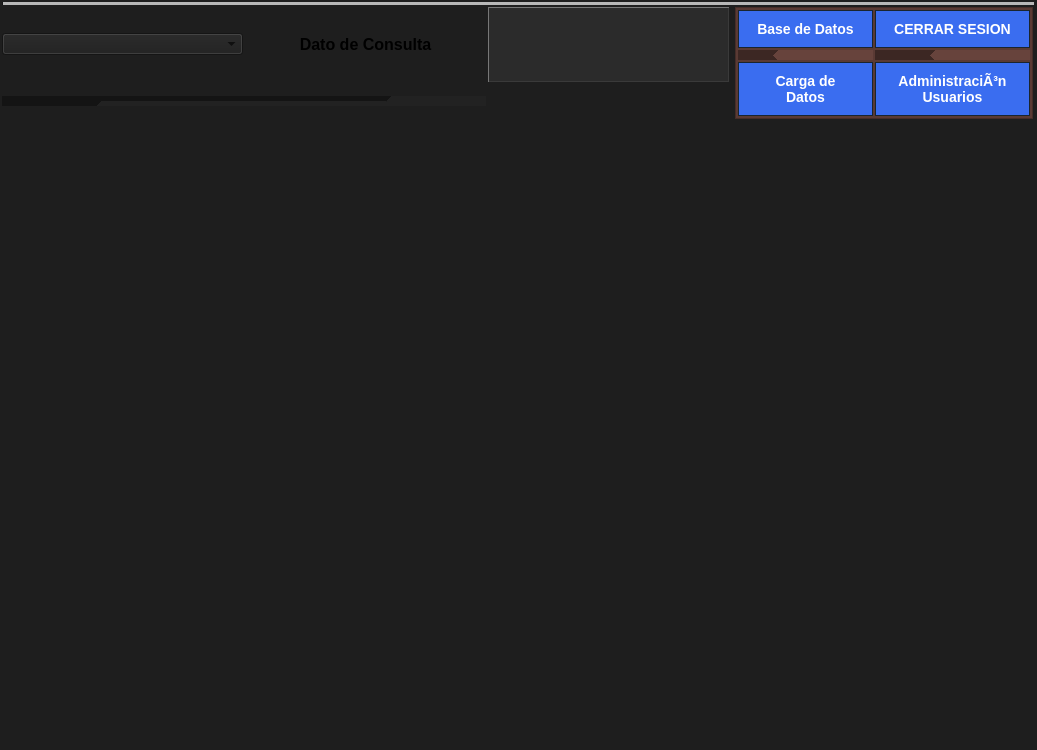
First picture: the form in ui/AplicacionPrincipal.ui, repository Musthia/base-deposito, before the edit.
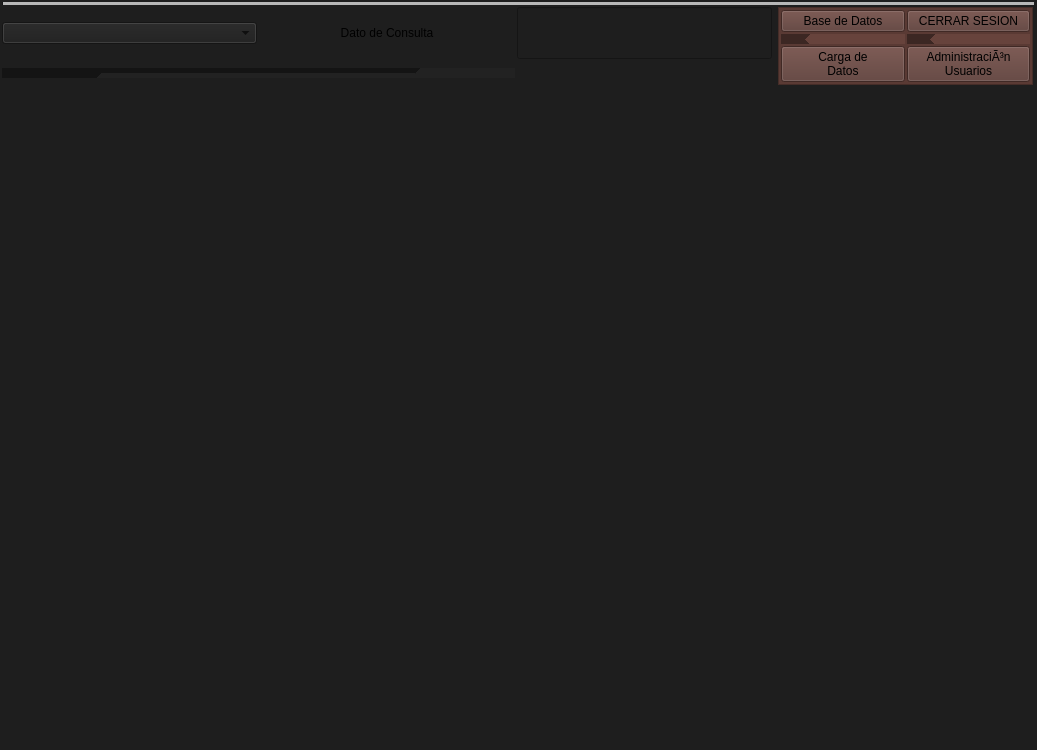
Second picture: the form after the edit. Icons and pictures are not drawn.

```diff
--- a/ui/AplicacionPrincipal.ui
+++ b/ui/AplicacionPrincipal.ui
@@ -28,124 +28,6 @@
     <height>0</height>
    </size>
   </property>
-  <property name="palette">
-   <palette>
-    <active>
-     <colorrole role="WindowText">
-      <brush brushstyle="SolidPattern">
-       <color alpha="255">
-        <red>255</red>
-        <green>255</green>
-        <blue>255</blue>
-       </color>
-      </brush>
-     </colorrole>
-     <colorrole role="Button">
-      <brush brushstyle="SolidPattern">
-       <color alpha="255">
-        <red>226</red>
-        <green>255</green>
-        <blue>244</blue>
-       </color>
-      </brush>
-     </colorrole>
-     <colorrole role="Base">
-      <brush brushstyle="SolidPattern">
-       <color alpha="255">
-        <red>226</red>
-        <green>255</green>
-        <blue>244</blue>
-       </color>
-      </brush>
-     </colorrole>
-     <colorrole role="Window">
-      <brush brushstyle="SolidPattern">
-       <color alpha="255">
-        <red>226</red>
-        <green>255</green>
-        <blue>244</blue>
-       </color>
-      </brush>
-     </colorrole>
-    </active>
-    <inactive>
-     <colorrole role="WindowText">
-      <brush brushstyle="SolidPattern">
-       <color alpha="255">
-        <red>255</red>
-        <green>255</green>
-        <blue>255</blue>
-       </color>
-      </brush>
-     </colorrole>
-     <colorrole role="Button">
-      <brush brushstyle="SolidPattern">
-       <color alpha="255">
-        <red>226</red>
-        <green>255</green>
-        <blue>244</blue>
-       </color>
-      </brush>
-     </colorrole>
-     <colorrole role="Base">
-      <brush brushstyle="SolidPattern">
-       <color alpha="255">
-        <red>226</red>
-        <green>255</green>
-        <blue>244</blue>
-       </color>
-      </brush>
-     </colorrole>
-     <colorrole role="Window">
-      <brush brushstyle="SolidPattern">
-       <color alpha="255">
-        <red>226</red>
-        <green>255</green>
-        <blue>244</blue>
-       </color>
-      </brush>
-     </colorrole>
-    </inactive>
-    <disabled>
-     <colorrole role="Button">
-      <brush brushstyle="SolidPattern">
-       <color alpha="255">
-        <red>226</red>
-        <green>255</green>
-        <blue>244</blue>
-       </color>
-      </brush>
-     </colorrole>
-     <colorrole role="Base">
-      <brush brushstyle="SolidPattern">
-       <color alpha="255">
-        <red>226</red>
-        <green>255</green>
-        <blue>244</blue>
-       </color>
-      </brush>
-     </colorrole>
-     <colorrole role="Window">
-      <brush brushstyle="SolidPattern">
-       <color alpha="255">
-        <red>226</red>
-        <green>255</green>
-        <blue>244</blue>
-       </color>
-      </brush>
-     </colorrole>
-     <colorrole role="ToolTipText">
-      <brush brushstyle="SolidPattern">
-       <color alpha="255">
-        <red>255</red>
-        <green>255</green>
-        <blue>255</blue>
-       </color>
-      </brush>
-     </colorrole>
-    </disabled>
-   </palette>
-  </property>
   <property name="windowTitle">
    <string>Base de Datos</string>
   </property>
@@ -164,139 +46,6 @@
    <property name="enabled">
     <bool>true</bool>
    </property>
-   <property name="palette">
-    <palette>
-     <active>
-      <colorrole role="WindowText">
-       <brush brushstyle="SolidPattern">
-        <color alpha="255">
-         <red>0</red>
-         <green>0</green>
-         <blue>0</blue>
-        </color>
-       </brush>
-      </colorrole>
-      <colorrole role="Button">
-       <brush brushstyle="SolidPattern">
-        <color alpha="255">
-         <red>226</red>
-         <green>255</green>
-         <blue>244</blue>
-        </color>
-       </brush>
-      </colorrole>
-      <colorrole role="Text">
-       <brush brushstyle="SolidPattern">
-        <color alpha="255">
-         <red>0</red>
-         <green>0</green>
-         <blue>0</blue>
-        </color>
-       </brush>
-      </colorrole>
-      <colorrole role="Base">
-       <brush brushstyle="SolidPattern">
-        <color alpha="255">
-         <red>226</red>
-         <green>255</green>
-         <blue>244</blue>
-        </color>
-       </brush>
-      </colorrole>
-      <colorrole role="Window">
-       <brush brushstyle="SolidPattern">
-        <color alpha="255">
-         <red>226</red>
-         <green>255</green>
-         <blue>244</blue>
-        </color>
-       </brush>
-      </colorrole>
-     </active>
-     <inactive>
-      <colorrole role="WindowText">
-       <brush brushstyle="SolidPattern">
-        <color alpha="255">
-         <red>0</red>
-         <green>0</green>
-         <blue>0</blue>
-        </color>
-       </brush>
-      </colorrole>
-      <colorrole role="Button">
-       <brush brushstyle="SolidPattern">
-        <color alpha="255">
-         <red>226</red>
-         <green>255</green>
-         <blue>244</blue>
-        </color>
-       </brush>
-      </colorrole>
-      <colorrole role="Text">
-       <brush brushstyle="SolidPattern">
-        <color alpha="255">
-         <red>0</red>
-         <green>0</green>
-         <blue>0</blue>
-        </color>
-       </brush>
-      </colorrole>
-      <colorrole role="Base">
-       <brush brushstyle="SolidPattern">
-        <color alpha="255">
-         <red>226</red>
-         <green>255</green>
-         <blue>244</blue>
-        </color>
-       </brush>
-      </colorrole>
-      <colorrole role="Window">
-       <brush brushstyle="SolidPattern">
-        <color alpha="255">
-         <red>226</red>
-         <green>255</green>
-         <blue>244</blue>
-        </color>
-       </brush>
-      </colorrole>
-     </inactive>
-     <disabled>
-      <colorrole role="Button">
-       <brush brushstyle="SolidPattern">
-        <color alpha="255">
-         <red>226</red>
-         <green>255</green>
-         <blue>244</blue>
-        </color>
-       </brush>
-      </colorrole>
-      <colorrole role="Base">
-       <brush brushstyle="SolidPattern">
-        <color alpha="255">
-         <red>226</red>
-         <green>255</green>
-         <blue>244</blue>
-        </color>
-       </brush>
-      </colorrole>
-      <colorrole role="Window">
-       <brush brushstyle="SolidPattern">
-        <color alpha="255">
-         <red>226</red>
-         <green>255</green>
-         <blue>244</blue>
-        </color>
-       </brush>
-      </colorrole>
-     </disabled>
-    </palette>
-   </property>
-   <property name="font">
-    <font>
-     <family>Segoe UI</family>
-     <pointsize>10</pointsize>
-    </font>
-   </property>
    <layout class="QGridLayout" name="gridLayout_2">
     <item row="7" column="1">
      <widget class="QLabel" name="mi_data_cons">
@@ -312,170 +61,10 @@
         <height>26</height>
        </size>
       </property>
-      <property name="palette">
-       <palette>
-        <active>
-         <colorrole role="WindowText">
-          <brush brushstyle="SolidPattern">
-           <color alpha="255">
-            <red>0</red>
-            <green>0</green>
-            <blue>0</blue>
-           </color>
-          </brush>
-         </colorrole>
-         <colorrole role="Button">
-          <brush brushstyle="SolidPattern">
-           <color alpha="255">
-            <red>226</red>
-            <green>255</green>
-            <blue>244</blue>
-           </color>
-          </brush>
-         </colorrole>
-         <colorrole role="Text">
-          <brush brushstyle="SolidPattern">
-           <color alpha="255">
-            <red>0</red>
-            <green>0</green>
-            <blue>0</blue>
-           </color>
-          </brush>
-         </colorrole>
-         <colorrole role="Base">
-          <brush brushstyle="SolidPattern">
-           <color alpha="255">
-            <red>226</red>
-            <green>255</green>
-            <blue>244</blue>
-           </color>
-          </brush>
-         </colorrole>
-         <colorrole role="Window">
-          <brush brushstyle="SolidPattern">
-           <color alpha="255">
-            <red>226</red>
-            <green>255</green>
-            <blue>244</blue>
-           </color>
-          </brush>
-         </colorrole>
-        </active>
-        <inactive>
-         <colorrole role="WindowText">
-          <brush brushstyle="SolidPattern">
-           <color alpha="255">
-            <red>0</red>
-            <green>0</green>
-            <blue>0</blue>
-           </color>
-          </brush>
-         </colorrole>
-         <colorrole role="Button">
-          <brush brushstyle="SolidPattern">
-           <color alpha="255">
-            <red>226</red>
-            <green>255</green>
-            <blue>244</blue>
-           </color>
-          </brush>
-         </colorrole>
-         <colorrole role="Text">
-          <brush brushstyle="SolidPattern">
-           <color alpha="255">
-            <red>0</red>
-            <green>0</green>
-            <blue>0</blue>
-           </color>
-          </brush>
-         </colorrole>
-         <colorrole role="Base">
-          <brush brushstyle="SolidPattern">
-           <color alpha="255">
-            <red>226</red>
-            <green>255</green>
-            <blue>244</blue>
-           </color>
-          </brush>
-         </colorrole>
-         <colorrole role="Window">
-          <brush brushstyle="SolidPattern">
-           <color alpha="255">
-            <red>226</red>
-            <green>255</green>
-            <blue>244</blue>
-           </color>
-          </brush>
-         </colorrole>
-        </inactive>
-        <disabled>
-         <colorrole role="WindowText">
-          <brush brushstyle="SolidPattern">
-           <color alpha="255">
-            <red>0</red>
-            <green>0</green>
-            <blue>0</blue>
-           </color>
-          </brush>
-         </colorrole>
-         <colorrole role="Button">
-          <brush brushstyle="SolidPattern">
-           <color alpha="255">
-            <red>226</red>
-            <green>255</green>
-            <blue>244</blue>
-           </color>
-          </brush>
-         </colorrole>
-         <colorrole role="Text">
-          <brush brushstyle="SolidPattern">
-           <color alpha="255">
-            <red>0</red>
-            <green>0</green>
-            <blue>0</blue>
-           </color>
-          </brush>
-         </colorrole>
-         <colorrole role="Base">
-          <brush brushstyle="SolidPattern">
-           <color alpha="255">
-            <red>226</red>
-            <green>255</green>
-            <blue>244</blue>
-           </color>
-          </brush>
-         </colorrole>
-         <colorrole role="Window">
-          <brush brushstyle="SolidPattern">
-           <color alpha="255">
-            <red>226</red>
-            <green>255</green>
-            <blue>244</blue>
-           </color>
-          </brush>
-         </colorrole>
-        </disabled>
-       </palette>
-      </property>
-      <property name="font">
-        <font>
-         <family>Segoe UI</family>
-         <pointsize>12</pointsize>
-         <bold>true</bold>
-        </font>
-       </property>
        <property name="contextMenuPolicy">
        <enum>Qt::ContextMenuPolicy::NoContextMenu</enum>
       </property>
-      <property name="styleSheet">
-       <string notr="true">QLabel[subtitulo=&quot;true&quot;] {
-background-color: transparent;
-  
-    border-bottom: 1px solid #3a3a3a;
-    padding-bottom: 2px;
-}
-</string>
-      </property>
+      
       <property name="text">
        <string>Dato de Consulta</string>
       </property>
@@ -516,35 +105,7 @@
           <height>16777215</height>
          </size>
         </property>
-        <property name="font">
-         <font>
-          <family>Segoe UI</family>
-          <pointsize>11</pointsize>
-          <bold>true</bold>
-         </font>
-        </property>
-        <property name="styleSheet">
-         <string notr="true">QTabBar::tab {
-    background-color:#252526;
-    color: #e0e0e0;
-    font-weight: bold;
-    padding: 9px 14px;
-    margin-top: 2px;
-    border-top-left-radius: 38px;
-    border-top-right-radius: 38px;
-    border: 2px solid #1a252f;
-    border-bottom: none;
-}
-
-QTabBar::tab:selected {
-    background-color:#333333;
-    color: #ffffff;
-    margin-top: 0px;
-    border-bottom: 2px solid #34495e;
-}
-background-color: #1e1e1e;
-</string>
-        </property>
+        
         <property name="tabPosition">
          <enum>QTabWidget::TabPosition::North</enum>
         </property>
@@ -581,222 +142,6 @@
         <verstretch>0</verstretch>
        </sizepolicy>
       </property>
-      <property name="palette">
-       <palette>
-        <active>
-         <colorrole role="WindowText">
-          <brush brushstyle="SolidPattern">
-           <color alpha="255">
-            <red>26</red>
-            <green>37</green>
-            <blue>47</blue>
-           </color>
-          </brush>
-         </colorrole>
-         <colorrole role="Button">
-          <brush brushstyle="SolidPattern">
-           <color alpha="255">
-            <red>207</red>
-            <green>216</green>
-            <blue>220</blue>
-           </color>
-          </brush>
-         </colorrole>
-         <colorrole role="Text">
-          <brush brushstyle="SolidPattern">
-           <color alpha="255">
-            <red>26</red>
-            <green>37</green>
-            <blue>47</blue>
-           </color>
-          </brush>
-         </colorrole>
-         <colorrole role="ButtonText">
-          <brush brushstyle="SolidPattern">
-           <color alpha="255">
-            <red>26</red>
-            <green>37</green>
-            <blue>47</blue>
-           </color>
-          </brush>
-         </colorrole>
-         <colorrole role="Base">
-          <brush brushstyle="SolidPattern">
-           <color alpha="255">
-            <red>207</red>
-            <green>216</green>
-            <blue>220</blue>
-           </color>
-          </brush>
-         </colorrole>
-         <colorrole role="Window">
-          <brush brushstyle="SolidPattern">
-           <color alpha="255">
-            <red>207</red>
-            <green>216</green>
-            <blue>220</blue>
-           </color>
-          </brush>
-         </colorrole>
-         <colorrole role="Shadow">
-          <brush brushstyle="SolidPattern">
-           <color alpha="255">
-            <red>255</red>
-            <green>255</green>
-            <blue>255</blue>
-           </color>
-          </brush>
-         </colorrole>
-         <colorrole role="PlaceholderText">
-          <brush brushstyle="SolidPattern">
-           <color alpha="128">
-            <red>26</red>
-            <green>37</green>
-            <blue>47</blue>
-           </color>
-          </brush>
-         </colorrole>
-        </active>
-        <inactive>
-         <colorrole role="WindowText">
-          <brush brushstyle="SolidPattern">
-           <color alpha="255">
-            <red>26</red>
-            <green>37</green>
-            <blue>47</blue>
-           </color>
-          </brush>
-         </colorrole>
-         <colorrole role="Button">
-          <brush brushstyle="SolidPattern">
-           <color alpha="255">
-            <red>207</red>
-            <green>216</green>
-            <blue>220</blue>
-           </color>
-          </brush>
-         </colorrole>
-         <colorrole role="Text">
-          <brush brushstyle="SolidPattern">
-           <color alpha="255">
-            <red>26</red>
-            <green>37</green>
-            <blue>47</blue>
-           </color>
-          </brush>
-         </colorrole>
-         <colorrole role="ButtonText">
-          <brush brushstyle="SolidPattern">
-           <color alpha="255">
-            <red>26</red>
-            <green>37</green>
-            <blue>47</blue>
-           </color>
-          </brush>
-         </colorrole>
-         <colorrole role="Base">
-          <brush brushstyle="SolidPattern">
-           <color alpha="255">
-            <red>207</red>
-            <green>216</green>
-            <blue>220</blue>
-           </color>
-          </brush>
-         </colorrole>
-         <colorrole role="Window">
-          <brush brushstyle="SolidPattern">
-           <color alpha="255">
-            <red>207</red>
-            <green>216</green>
-            <blue>220</blue>
-           </color>
-          </brush>
-         </colorrole>
-         <colorrole role="PlaceholderText">
-          <brush brushstyle="SolidPattern">
-           <color alpha="128">
-            <red>26</red>
-            <green>37</green>
-            <blue>47</blue>
-           </color>
-          </brush>
-         </colorrole>
-        </inactive>
-        <disabled>
-         <colorrole role="WindowText">
-          <brush brushstyle="SolidPattern">
-           <color alpha="255">
-            <red>26</red>
-            <green>37</green>
-            <blue>47</blue>
-           </color>
-          </brush>
-         </colorrole>
-         <colorrole role="Button">
-          <brush brushstyle="SolidPattern">
-           <color alpha="255">
-            <red>207</red>
-            <green>216</green>
-            <blue>220</blue>
-           </color>
-          </brush>
-         </colorrole>
-         <colorrole role="Text">
-          <brush brushstyle="SolidPattern">
-           <color alpha="255">
-            <red>26</red>
-            <green>37</green>
-            <blue>47</blue>
-           </color>
-          </brush>
-         </colorrole>
-         <colorrole role="ButtonText">
-          <brush brushstyle="SolidPattern">
-           <color alpha="255">
-            <red>26</red>
-            <green>37</green>
-            <blue>47</blue>
-           </color>
-          </brush>
-         </colorrole>
-         <colorrole role="Base">
-          <brush brushstyle="SolidPattern">
-           <color alpha="255">
-            <red>207</red>
-            <green>216</green>
-            <blue>220</blue>
-           </color>
-          </brush>
-         </colorrole>
-         <colorrole role="Window">
-          <brush brushstyle="SolidPattern">
-           <color alpha="255">
-            <red>207</red>
-            <green>216</green>
-            <blue>220</blue>
-           </color>
-          </brush>
-         </colorrole>
-         <colorrole role="PlaceholderText">
-          <brush brushstyle="SolidPattern">
-           <color alpha="128">
-            <red>26</red>
-            <green>37</green>
-            <blue>47</blue>
-           </color>
-          </brush>
-         </colorrole>
-        </disabled>
-       </palette>
-      </property>
-<property name="font">
-        <font>
-         <family>Segoe UI</family>
-         <pointsize>14</pointsize>
-         <italic>false</italic>
-         <fontweight>Bold</fontweight>
-        </font>
-       </property>
        <property name="focusPolicy">
        <enum>Qt::FocusPolicy::WheelFocus</enum>
       </property>
@@ -812,28 +157,7 @@
       <property name="autoFillBackground">
        <bool>false</bool>
       </property>
-      <property name="styleSheet">
-       <string notr="true">QLineEdit {
-    background-color: #2b2b2b;
-    border: 1px solid #555555;
-
-
-    color: #e0e0e0;
-
-    /* relieve simulado */
-    border-top-color: #777777;
-    border-left-color: #777777;
-    border-right-color: #3a3a3a;
-    border-bottom-color: #3a3a3a;
-}
-
-QLineEdit:focus {
-    background-color: #303030;
-    border: 2px solid #3daee9;
-    color: #ffffff;
-    outline: none;
-}</string>
-      </property>
+      
       <property name="inputMethodHints">
        <set>Qt::InputMethodHint::ImhNone</set>
       </property>
@@ -908,29 +232,7 @@
          <property name="toolTip">
           <string>&lt;html&gt;&lt;head/&gt;&lt;body&gt;&lt;p align=&quot;center&quot;&gt;&lt;span style=&quot; font-weight:700;&quot;&gt;BASE DE&lt;br/&gt;DATOS&lt;br/&gt;DATCORR&lt;/span&gt;&lt;/p&gt;&lt;/body&gt;&lt;/html&gt;</string>
          </property>
-         <property name="styleSheet">
-          <string notr="true">QPushButton {
-    background-color: #3a6df0;
-    color: #ffffff;
-    border: 1px solid #1a252f;
- 
-    padding: 10px 18px;
-    font-weight: bold;
-    font-size: 14px;
-}
-QPushButton:hover {
-    background-color: #4d7bff;
-}
-QPushButton:pressed {
-    background-color: #2f58cc;
-    border: 2px solid #1a252f;
-}
-QPushButton:disabled {
-    background-color: #666666;
-    color: #b0b0b0;
-    border: 1px solid #555555;
-}</string>
-         </property>
+         
          <property name="text">
           <string>Base de Datos</string>
          </property>
@@ -944,29 +246,7 @@
          <property name="toolTip">
           <string>&lt;html&gt;&lt;head/&gt;&lt;body&gt;&lt;p align=&quot;center&quot;&gt;INICIAR SESION &lt;br/&gt;DE &lt;br/&gt;CARGA DE DATOS&lt;/p&gt;&lt;/body&gt;&lt;/html&gt;</string>
          </property>
-         <property name="styleSheet">
-          <string notr="true">QPushButton {
-    background-color: #3a6df0;
-    color: #ffffff;
-    border: 1px solid #1a252f;
- 
-    padding: 10px 18px;
-    font-weight: bold;
-    font-size: 14px;
-}
-QPushButton:hover {
-    background-color: #4d7bff;
-}
-QPushButton:pressed {
-    background-color: #2f58cc;
-    border: 2px solid #1a252f;
-}
-QPushButton:disabled {
-    background-color: #666666;
-    color: #b0b0b0;
-    border: 1px solid #555555;
-}</string>
-         </property>
+         
          <property name="text">
           <string>Carga de 
 Datos</string>
@@ -981,29 +261,7 @@
          <property name="toolTip">
           <string>&lt;html&gt;&lt;head/&gt;&lt;body&gt;&lt;p align=&quot;center&quot;&gt;CERRAR SESION&lt;/p&gt;&lt;/body&gt;&lt;/html&gt;</string>
          </property>
-         <property name="styleSheet">
-          <string notr="true">QPushButton {
-    background-color: #3a6df0;
-    color: #ffffff;
-    border: 1px solid #1a252f;
- 
-    padding: 10px 18px;
-    font-weight: bold;
-    font-size: 14px;
-}
-QPushButton:hover {
-    background-color: #4d7bff;
-}
-QPushButton:pressed {
-    background-color: #2f58cc;
-    border: 2px solid #1a252f;
-}
-QPushButton:disabled {
-    background-color: #666666;
-    color: #b0b0b0;
-    border: 1px solid #555555;
-}</string>
-         </property>
+         
          <property name="text">
           <string>CERRAR SESION</string>
          </property>
@@ -1039,29 +297,7 @@
          <property name="toolTip">
           <string>&lt;html&gt;&lt;head/&gt;&lt;body&gt;&lt;p align=&quot;center&quot;&gt;MANEJO&lt;br/&gt;DE&lt;br/&gt;USUARIOS&lt;/p&gt;&lt;/body&gt;&lt;/html&gt;</string>
          </property>
-         <property name="styleSheet">
-          <string notr="true">QPushButton {
-    background-color: #3a6df0;
-    color: #ffffff;
-    border: 1px solid #1a252f;
- 
-    padding: 10px 18px;
-    font-weight: bold;
-    font-size: 14px;
-}
-QPushButton:hover {
-    background-color: #4d7bff;
-}
-QPushButton:pressed {
-    background-color: #2f58cc;
-    border: 2px solid #1a252f;
-}
-QPushButton:disabled {
-    background-color: #666666;
-    color: #b0b0b0;
-    border: 1px solid #555555;
-}</string>
-         </property>
+         
          <property name="text">
           <string>AdministraciÃ³n 
 Usuarios</string>
@@ -1079,97 +315,6 @@
         <verstretch>0</verstretch>
        </sizepolicy>
       </property>
-      <property name="palette">
-       <palette>
-        <active>
-         <colorrole role="Button">
-          <brush brushstyle="SolidPattern">
-           <color alpha="255">
-            <red>226</red>
-            <green>255</green>
-            <blue>244</blue>
-           </color>
-          </brush>
-         </colorrole>
-         <colorrole role="Base">
-          <brush brushstyle="SolidPattern">
-           <color alpha="255">
-            <red>226</red>
-            <green>255</green>
-            <blue>244</blue>
-           </color>
-          </brush>
-         </colorrole>
-         <colorrole role="Window">
-          <brush brushstyle="SolidPattern">
-           <color alpha="255">
-            <red>226</red>
-            <green>255</green>
-            <blue>244</blue>
-           </color>
-          </brush>
-         </colorrole>
-        </active>
-        <inactive>
-         <colorrole role="Button">
-          <brush brushstyle="SolidPattern">
-           <color alpha="255">
-            <red>226</red>
-            <green>255</green>
-            <blue>244</blue>
-           </color>
-          </brush>
-         </colorrole>
-         <colorrole role="Base">
-          <brush brushstyle="SolidPattern">
-           <color alpha="255">
-            <red>226</red>
-            <green>255</green>
-            <blue>244</blue>
-           </color>
-          </brush>
-         </colorrole>
-         <colorrole role="Window">
-          <brush brushstyle="SolidPattern">
-           <color alpha="255">
-            <red>226</red>
-            <green>255</green>
-            <blue>244</blue>
-           </color>
-          </brush>
-         </colorrole>
-        </inactive>
-        <disabled>
-         <colorrole role="Button">
-          <brush brushstyle="SolidPattern">
-           <color alpha="255">
-            <red>226</red>
-            <green>255</green>
-            <blue>244</blue>
-           </color>
-          </brush>
-         </colorrole>
-         <colorrole role="Base">
-          <brush brushstyle="SolidPattern">
-           <color alpha="255">
-            <red>226</red>
-            <green>255</green>
-            <blue>244</blue>
-           </color>
-          </brush>
-         </colorrole>
-         <colorrole role="Window">
-          <brush brushstyle="SolidPattern">
-           <color alpha="255">
-            <red>226</red>
-            <green>255</green>
-            <blue>244</blue>
-           </color>
-          </brush>
-         </colorrole>
-        </disabled>
-       </palette>
-      </property>
       <property name="toolTip">
        <string>&lt;html&gt;&lt;head/&gt;&lt;body&gt;&lt;p align=&quot;center&quot;&gt;&lt;span style=&quot; font-weight:700;&quot;&gt;SELECCIONAR BASE &lt;br/&gt;DE DATOS&lt;/span&gt;&lt;/p&gt;&lt;/body&gt;&lt;/html&gt;</string>
       </property>
```
Left out of the diff: 1 changed line with no effect on the pictures.
